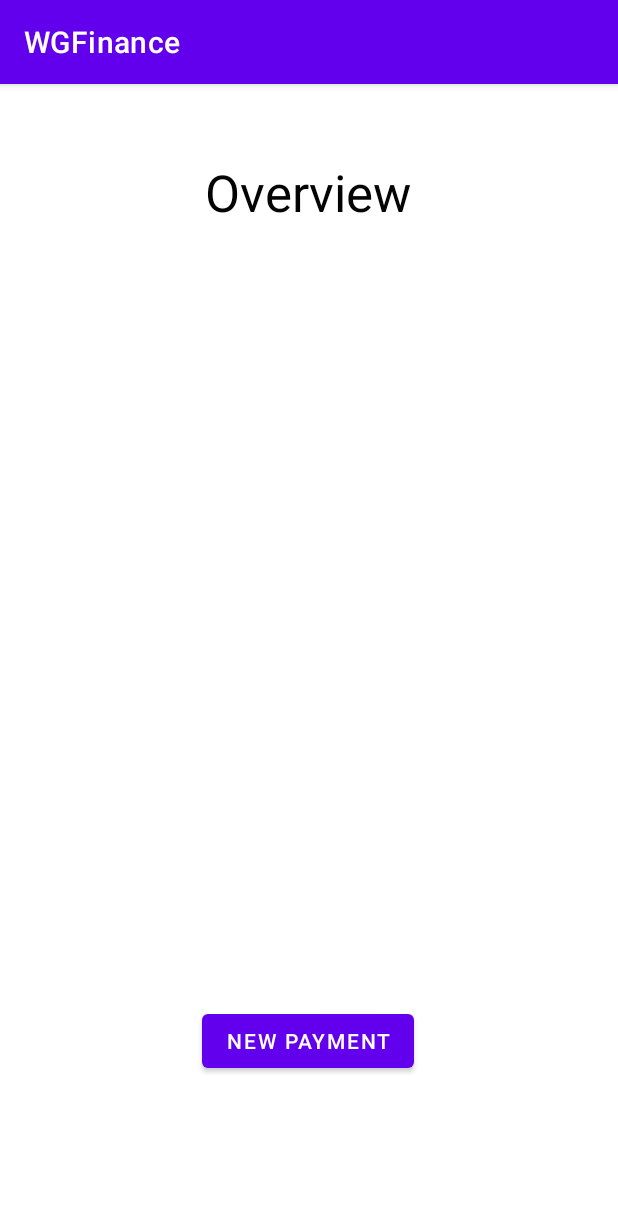
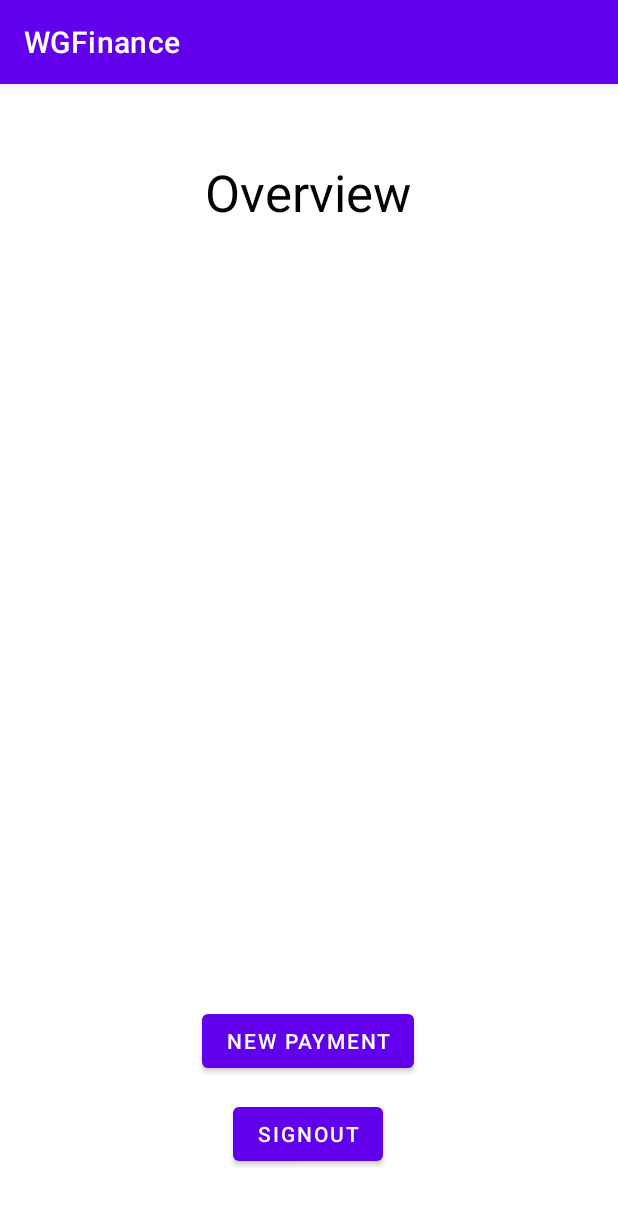
Before and after one commit to ASE-Projekte-WS-2021/ase-ws-21-zusammenleben, an Android app: the screen it shows after launch once a user with an empty profile is signed in (ActivityStartScreen), on a phone screen of 412 x 824 dp. Shown: the top 1205 px of the screen. Run offline under Robolectric (Android 15) with nearby library versions, the phone set to English and light mode, and no system bars; our stand-ins replace Firebase (no records; nobody signed in at launch, a user with empty details on screens opened directly).

Commit message:
update firebase

```diff
--- a/app/build.gradle
+++ b/app/build.gradle
@@ -29,12 +29,13 @@ android {
 }
 
 dependencies {
-
+    implementation platform('com.google.firebase:firebase-bom:29.0.4')
     implementation 'androidx.appcompat:appcompat:1.4.0'
     implementation 'com.google.android.material:material:1.4.0'
     implementation 'androidx.constraintlayout:constraintlayout:2.1.2'
     implementation 'com.google.firebase:firebase-auth:21.0.1'
     implementation 'com.google.firebase:firebase-core:20.0.2'
+    implementation 'com.google.firebase:firebase-database:20.0.3'
     testImplementation 'junit:junit:4.+'
     androidTestImplementation 'androidx.test.ext:junit:1.1.3'
     androidTestImplementation 'androidx.test.espresso:espresso-core:3.4.0'
--- a/app/src/main/AndroidManifest.xml
+++ b/app/src/main/AndroidManifest.xml
@@ -2,7 +2,11 @@
 <manifest xmlns:android="http://schemas.android.com/apk/res/android"
     package="com.example.myapplication">
 
+    <!--Internet Permission-->
+    <uses-permission android:name="android.permission.INTERNET" />
+
     <application
+        android:usesCleartextTraffic="true"
         android:allowBackup="true"
         android:icon="@mipmap/ic_launcher"
         android:label="@string/app_name"
--- a/app/src/main/java/com/example/myapplication/ActivitySignup.java
+++ b/app/src/main/java/com/example/myapplication/ActivitySignup.java
@@ -60,9 +60,9 @@ public class ActivitySignup extends AppCompatActivity {
                     signupemail.setError("Wrong E-Mail");
                     signupemail.setFocusable(true);
                 }
-                else if (password.length()<8){
+                else if (password.length()<6){
                     // check password
-                    signuppassword.setError("Password must be 8 characters");
+                    signuppassword.setError("Password must be 6 characters");
                     signuppassword.setFocusable(true);
                 }
                 else {
--- a/app/src/main/java/com/example/myapplication/ActivityStartScreen.java
+++ b/app/src/main/java/com/example/myapplication/ActivityStartScreen.java
@@ -13,6 +13,7 @@ import android.view.inputmethod.InputMethodManager;
 import android.text.TextUtils;
 import android.widget.EditText;
 import android.widget.ListView;
+import android.widget.TextView;
 
 import com.google.firebase.auth.FirebaseAuth;
 import com.google.firebase.auth.FirebaseUser;
@@ -22,7 +23,9 @@ import java.util.List;
 public class ActivityStartScreen extends AppCompatActivity {
 
 
-    Button button_newPayment;
+    Button button_newPayment, button_signout;
+    TextView useremail;
+
     FirebaseAuth firebaseAuth;
 
     @Override
@@ -33,7 +36,19 @@ public class ActivityStartScreen extends AppCompatActivity {
 
         firebaseAuth = FirebaseAuth.getInstance();
 
+        useremail = findViewById(R.id.show_email);
+
+        button_signout = (Button) findViewById(R.id.btn_signout);
         button_newPayment = (Button) findViewById(R.id.btn_newPayment);
+
+        button_signout.setOnClickListener(new View.OnClickListener() {
+            @Override
+            public void onClick(View view) {
+                firebaseAuth.signOut();
+                checkUserStatus();
+
+            }
+        });
 
         button_newPayment.setOnClickListener(new View.OnClickListener() {
             @Override
@@ -49,9 +64,7 @@ public class ActivityStartScreen extends AppCompatActivity {
         FirebaseUser user = firebaseAuth.getCurrentUser();
 
         if (user != null){
-
-
-
+            useremail.setText(user.getEmail());
         } else {
             startActivity(new Intent(ActivityStartScreen.this, ActivityLogin.class));
             finish();
--- a/app/src/main/res/layout/activity_startscreen.xml
+++ b/app/src/main/res/layout/activity_startscreen.xml
@@ -34,5 +34,29 @@
         app:layout_constraintTop_toTopOf="parent"
         app:layout_constraintVertical_bias="0.853" />
 
+    <TextView
+        android:id="@+id/show_email"
+        android:layout_width="wrap_content"
+        android:layout_height="wrap_content"
+        android:text="TextView"
+        app:layout_constraintBottom_toBottomOf="parent"
+        app:layout_constraintEnd_toEndOf="parent"
+        app:layout_constraintHorizontal_bias="0.498"
+        app:layout_constraintStart_toStartOf="parent"
+        app:layout_constraintTop_toTopOf="parent"
+        app:layout_constraintVertical_bias="0.154" />
+
+    <Button
+        android:id="@+id/btn_signout"
+        android:layout_width="wrap_content"
+        android:layout_height="wrap_content"
+        android:text="SignOut"
+        app:layout_constraintBottom_toBottomOf="parent"
+        app:layout_constraintEnd_toEndOf="parent"
+        app:layout_constraintHorizontal_bias="0.498"
+        app:layout_constraintStart_toStartOf="parent"
+        app:layout_constraintTop_toTopOf="parent"
+        app:layout_constraintVertical_bias="0.939" />
+
 
 </androidx.constraintlayout.widget.ConstraintLayout>
--- a/build.gradle
+++ b/build.gradle
@@ -5,7 +5,7 @@ buildscript {
         mavenCentral()
     }
     dependencies {
-        classpath 'com.android.tools.build:gradle:7.1.0'
+        classpath 'com.android.tools.build:gradle:7.1.1'
         classpath 'com.google.gms:google-services:4.3.10'
         // NOTE: Do not place your application dependencies here; they belong
         // in the individual module build.gradle files
```
Also changed, not shown: app/src/main/java/com/example/myapplication/ActivityLogin.java (+64 -0 lines).
